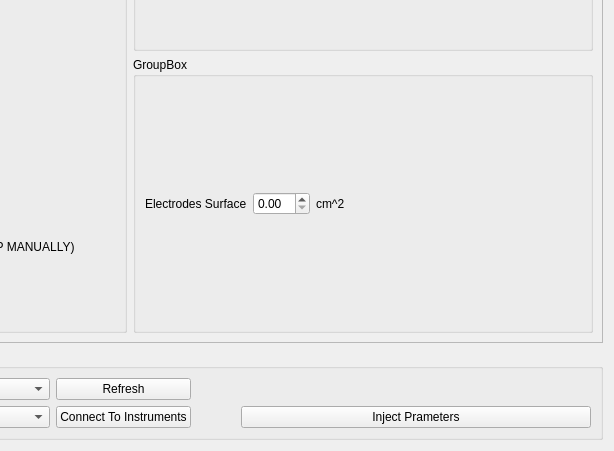
Before: the Qt Designer form gui/views/optionsViewUI.ui in AceEagle/ElectricViewCHU, drawn with Qt 5; both pictures show x 497 to 1111 and y 247 to 698 of the 1111 by 698 pixel window.
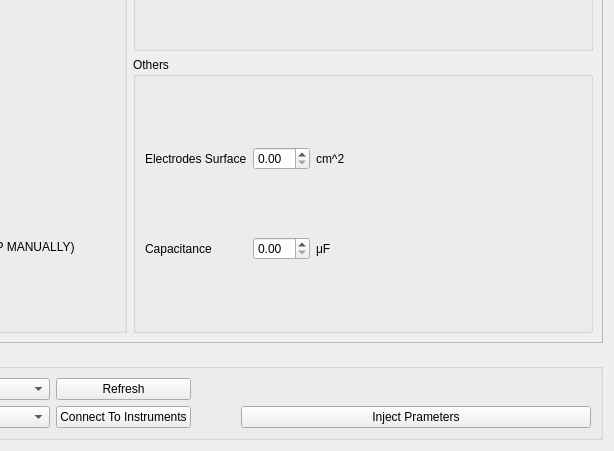
After: the same form once the commit is applied.

```diff
--- a/gui/views/optionsViewUI.ui
+++ b/gui/views/optionsViewUI.ui
@@ -388,7 +388,7 @@
       <item row="1" column="1">
        <widget class="QGroupBox" name="groupBox">
         <property name="title">
-         <string>GroupBox</string>
+         <string>Others</string>
         </property>
         <layout class="QGridLayout" name="gridLayout_6">
          <item row="0" column="0">
@@ -404,6 +404,13 @@
            </property>
           </spacer>
          </item>
+         <item row="3" column="0">
+          <widget class="QLabel" name="label_5">
+           <property name="text">
+            <string>Capacitance</string>
+           </property>
+          </widget>
+         </item>
          <item row="1" column="3">
           <spacer name="horizontalSpacer_3">
            <property name="orientation">
@@ -417,21 +424,15 @@
            </property>
           </spacer>
          </item>
+         <item row="1" column="2">
+          <widget class="QLabel" name="label_4">
+           <property name="text">
+            <string>cm^2</string>
+           </property>
+          </widget>
+         </item>
          <item row="1" column="1">
-          <widget class="QDoubleSpinBox" name="ElectrodesSurfaceDSpinbox"/>
-         </item>
-         <item row="2" column="0">
-          <spacer name="verticalSpacer_14">
-           <property name="orientation">
-            <enum>Qt::Vertical</enum>
-           </property>
-           <property name="sizeHint" stdset="0">
-            <size>
-             <width>20</width>
-             <height>40</height>
-            </size>
-           </property>
-          </spacer>
+          <widget class="QDoubleSpinBox" name="ElectrodesSurfaceDSpinBox"/>
          </item>
          <item row="1" column="0">
           <widget class="QLabel" name="ElectrodesSurfaceLabel">
@@ -440,13 +441,55 @@
            </property>
           </widget>
          </item>
-         <item row="1" column="2">
-          <widget class="QLabel" name="label_4">
+         <item row="2" column="0">
+          <spacer name="verticalSpacer_14">
+           <property name="orientation">
+            <enum>Qt::Vertical</enum>
+           </property>
+           <property name="sizeHint" stdset="0">
+            <size>
+             <width>20</width>
+             <height>40</height>
+            </size>
+           </property>
+          </spacer>
+         </item>
+         <item row="4" column="0">
+          <spacer name="verticalSpacer_9">
+           <property name="orientation">
+            <enum>Qt::Vertical</enum>
+           </property>
+           <property name="sizeHint" stdset="0">
+            <size>
+             <width>20</width>
+             <height>40</height>
+            </size>
+           </property>
+          </spacer>
+         </item>
+         <item row="3" column="1">
+          <widget class="QDoubleSpinBox" name="CapacitanceDSpinbox"/>
+         </item>
+         <item row="3" column="2">
+          <widget class="QLabel" name="label_6">
            <property name="text">
-            <string>cm^2</string>
+            <string>μF</string>
            </property>
           </widget>
          </item>
+         <item row="3" column="3">
+          <spacer name="horizontalSpacer_5">
+           <property name="orientation">
+            <enum>Qt::Horizontal</enum>
+           </property>
+           <property name="sizeHint" stdset="0">
+            <size>
+             <width>40</width>
+             <height>20</height>
+            </size>
+           </property>
+          </spacer>
+         </item>
         </layout>
        </widget>
       </item>
```
